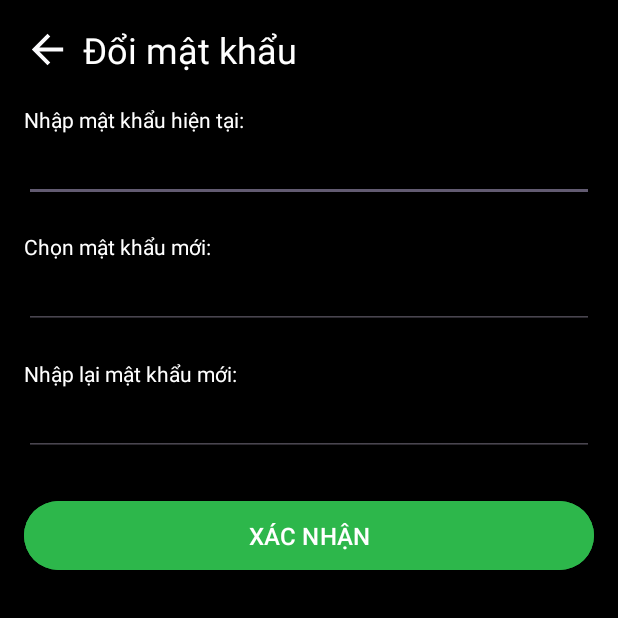
After one commit to tungtran1204/HolaJicap_PRM392, an Android app: the ChangePasswordAccountActivity screen opened directly, with no data from a screen before it, on a phone screen of 412 x 824 dp, the top half of it. The commit adds this screen. Run offline under Robolectric (Android 15) with nearby library versions, the phone set to English and light mode, and no system bars; our stand-ins replace Room's generated code.

Commit message:
add change password function

```diff
--- a/HolaJicap/app/src/main/AndroidManifest.xml
+++ b/HolaJicap/app/src/main/AndroidManifest.xml
@@ -15,6 +15,9 @@
         android:supportsRtl="true"
         android:theme="@style/Theme.HolaJicap"
         tools:targetApi="31">
+        <activity
+            android:name=".ChangePasswordAccountActivity"
+            android:exported="false" />
         <activity
             android:name=".ChangePasswordActivity"
             android:exported="false" />
--- /dev/null
+++ b/HolaJicap/app/src/main/java/com/example/holajicap/ChangePasswordAccountActivity.java
@@ -0,0 +1,71 @@
+package com.example.holajicap;
+
+import android.content.SharedPreferences;
+import android.os.Bundle;
+import android.widget.Button;
+import android.widget.EditText;
+import android.widget.Toast;
+
+import androidx.annotation.Nullable;
+import androidx.appcompat.app.AppCompatActivity;
+
+import com.example.holajicap.db.HolaJicapDatabase;
+import com.example.holajicap.model.User;
+
+public class ChangePasswordAccountActivity extends AppCompatActivity {
+    private HolaJicapDatabase db;
+    private EditText edtcurrentpass;
+    private EditText edtnewpass;
+    private EditText edtcfpass;
+    private Button btncfpass;
+
+    @Override
+    protected void onCreate(@Nullable Bundle savedInstanceState) {
+        super.onCreate(savedInstanceState);
+        setContentView(R.layout.activity_change_password_account);
+
+        db = HolaJicapDatabase.getInstance(this);
+
+
+        edtcurrentpass = findViewById(R.id.edt_currentpass);
+        edtnewpass = findViewById(R.id.edt_newpass);
+        edtcfpass = findViewById(R.id.edt_cfpass);
+        btncfpass = findViewById(R.id.buttonConfirmChangePassword);
+
+        btncfpass.setOnClickListener(v -> changePassword());
+
+    }
+
+    private void changePassword() {
+        String currentPassword = edtcurrentpass.getText().toString();
+        String newPassword = edtnewpass.getText().toString();
+        String confirmPassword = edtcfpass.getText().toString();
+
+        SharedPreferences sharedPreferences = getSharedPreferences("MyAppPrefs", MODE_PRIVATE);
+        int userId = sharedPreferences.getInt("userId", -1);
+
+        new Thread(() -> {
+            try {
+                User user = db.userDao().getUserById(userId);
+
+                if (user != null && user.getPassword().equals(currentPassword)) {
+                    if (newPassword.equals(confirmPassword)) {
+                        user.setPassword(newPassword);
+                        db.userDao().updateUser(user);
+
+                        runOnUiThread(() -> {
+                            Toast.makeText(this, "Đổi mật khẩu thành công", Toast.LENGTH_SHORT).show();
+                            finish();
+                        });
+                    } else {
+                        runOnUiThread(() -> Toast.makeText(this, "Mật khẩu mới không khớp", Toast.LENGTH_SHORT).show());
+                    }
+                } else {
+                    runOnUiThread(() -> Toast.makeText(this, "Mật khẩu hiện tại không chính xác", Toast.LENGTH_SHORT).show());
+                }
+            } catch (Exception e) {
+                e.printStackTrace();
+            }
+        }).start();
+    }
+}
--- /dev/null
+++ b/HolaJicap/app/src/main/res/layout/activity_change_password_account.xml
@@ -0,0 +1,109 @@
+<?xml version="1.0" encoding="utf-8"?>
+<androidx.constraintlayout.widget.ConstraintLayout xmlns:android="http://schemas.android.com/apk/res/android"
+    xmlns:app="http://schemas.android.com/apk/res-auto"
+    xmlns:tools="http://schemas.android.com/tools"
+    android:id="@+id/main"
+    android:layout_width="match_parent"
+    android:layout_height="match_parent"
+    tools:context=".ChangePasswordActivity">
+
+    <LinearLayout
+        android:layout_width="match_parent"
+        android:layout_height="match_parent"
+        android:background="@android:color/black"
+        android:orientation="vertical"
+        android:padding="16dp">
+
+        <!-- Back Arrow and Title -->
+        <LinearLayout
+            android:layout_width="match_parent"
+            android:layout_height="wrap_content"
+            android:gravity="center_vertical"
+            android:orientation="horizontal">
+
+            <!-- Back Arrow -->
+            <ImageView
+                android:id="@+id/back_arrow"
+                android:layout_width="31dp"
+                android:layout_height="34dp"
+                android:layout_marginEnd="8dp"
+                android:contentDescription="Back"
+                android:src="@drawable/ic_arrow_back" />
+
+            <!-- Title -->
+            <TextView
+                android:layout_width="wrap_content"
+                android:layout_height="wrap_content"
+                android:text="Đổi mật khẩu"
+                android:textColor="@android:color/white"
+                android:textSize="24sp" />
+        </LinearLayout>
+
+        <!-- Current Password Field -->
+        <TextView
+            android:layout_width="wrap_content"
+            android:layout_height="wrap_content"
+            android:layout_marginTop="20dp"
+            android:text="Nhập mật khẩu hiện tại:"
+            android:textColor="@android:color/white"
+            android:textSize="14sp" />
+
+        <EditText
+            android:id="@+id/edt_currentpass"
+            android:layout_width="match_parent"
+            android:layout_height="wrap_content"
+            android:layout_marginBottom="10dp"
+            android:ems="10"
+            android:inputType="textPassword"
+            android:textColor="#92FFFFFF" />
+
+        <!-- New Password Field -->
+        <TextView
+            android:layout_width="wrap_content"
+            android:layout_height="wrap_content"
+            android:layout_marginTop="10dp"
+            android:text="Chọn mật khẩu mới:"
+            android:textColor="@android:color/white"
+            android:textSize="14sp" />
+
+        <EditText
+            android:id="@+id/edt_newpass"
+            android:layout_width="match_parent"
+            android:layout_height="wrap_content"
+            android:layout_marginBottom="10dp"
+            android:ems="10"
+            android:inputType="textPassword"
+            android:textColor="#92FFFFFF" />
+
+        <!-- Confirm New Password Field -->
+        <TextView
+            android:layout_width="wrap_content"
+            android:layout_height="wrap_content"
+            android:layout_marginTop="10dp"
+            android:text="Nhập lại mật khẩu mới:"
+            android:textColor="@android:color/white"
+            android:textSize="14sp" />
+
+        <EditText
+            android:id="@+id/edt_cfpass"
+            android:layout_width="match_parent"
+            android:layout_height="wrap_content"
+            android:layout_marginBottom="10dp"
+            android:ems="10"
+            android:inputType="textPassword"
+            android:textColor="#92FFFFFF" />
+
+        <!-- Confirm Button -->
+        <Button
+            android:id="@+id/buttonConfirmChangePassword"
+            android:layout_width="match_parent"
+            android:layout_height="wrap_content"
+            android:layout_marginTop="16dp"
+            android:backgroundTint="@color/green"
+            android:padding="12dp"
+            android:text="XÁC NHẬN"
+            android:textColor="@android:color/white"
+            android:textSize="16sp" />
+
+    </LinearLayout>
+</androidx.constraintlayout.widget.ConstraintLayout>
```
Also changed, not shown: HolaJicap/app/src/main/java/com/example/holajicap/fragment/AccountFragment.java (+11 -0 lines), HolaJicap/app/src/main/res/layout/fragment_account.xml (+19 -5 lines).
